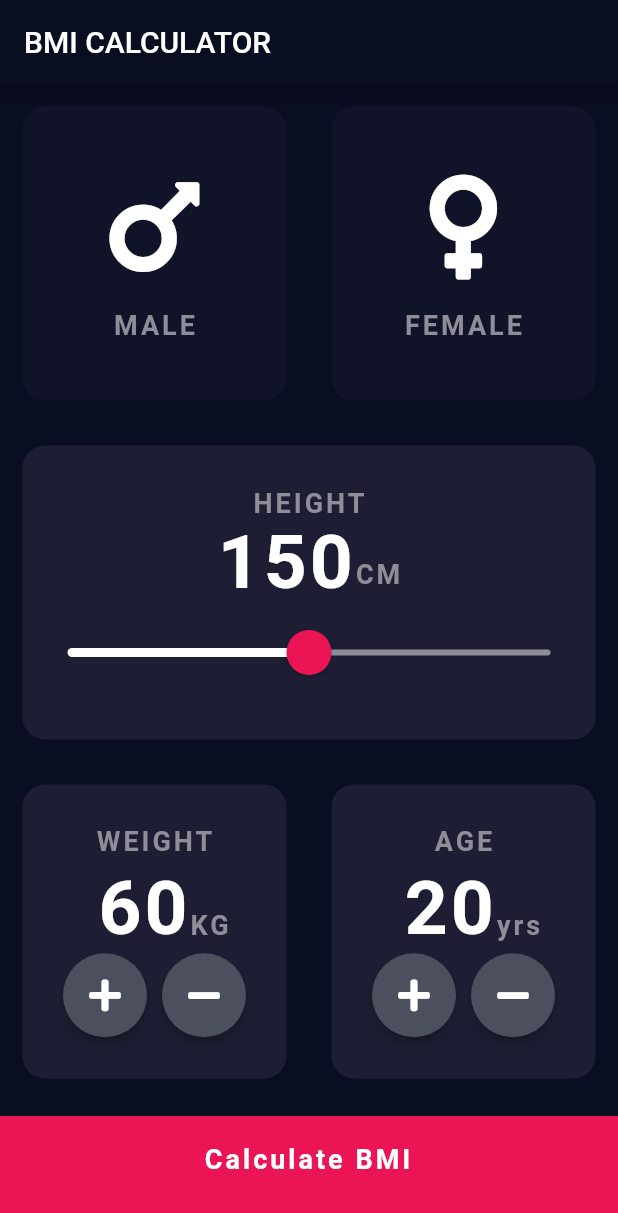
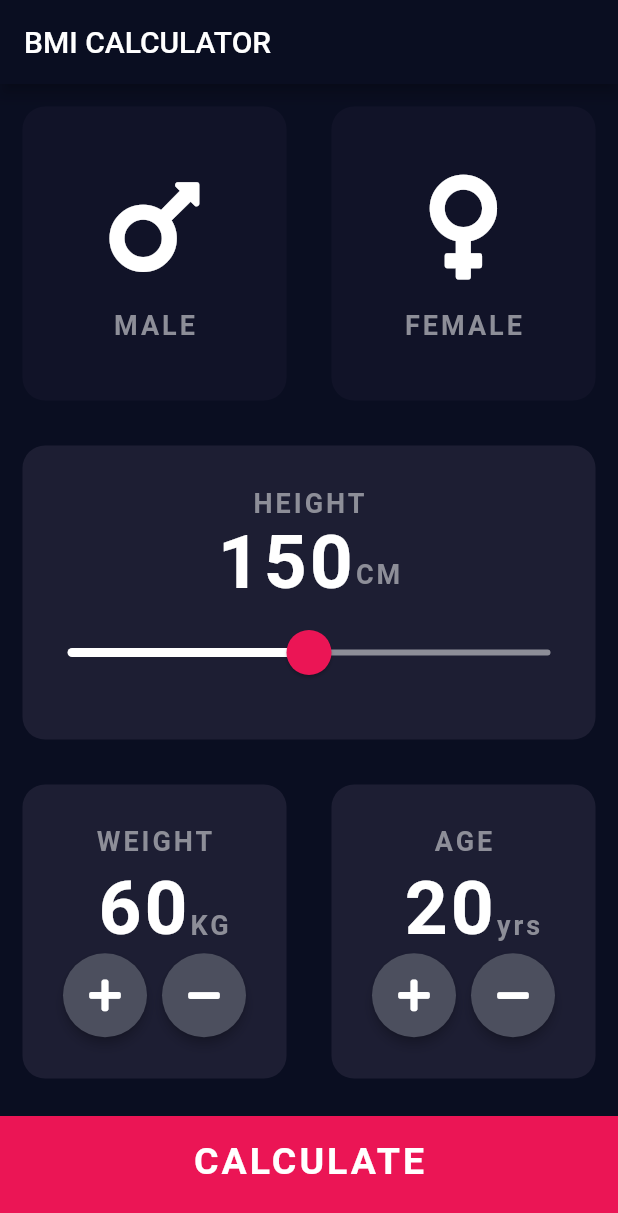
Before and after one commit to nouhben/myBMI, a Flutter app: the screen it shows after launch, on a phone screen of 412 x 824 dp. Shown: the top 1213 px of the screen. Run offline on Flutter 3.47's test engine with Material 2 defaults, Android fonts, the light colour scheme and no system bars; our stand-ins replace font_awesome_flutter.

Commit message:
Designing results page Passing data with routes

```diff
--- /dev/null
+++ b/lib/buttom_button.dart
@@ -0,0 +1,28 @@
+import 'package:flutter/material.dart';
+
+import 'constants.dart';
+
+class BottomButton extends StatelessWidget {
+  final String buttonText;
+  final Function onPressed;
+  BottomButton({@required this.buttonText, this.onPressed});
+  @override
+  Widget build(BuildContext context) {
+    return GestureDetector(
+      onTap: onPressed,
+      child: Container(
+        color: kBottomContainerColor,
+        height: kBottomContainerHeight,
+        width: double.infinity,
+        margin: EdgeInsets.only(top: 10.0),
+        padding: EdgeInsets.only(bottom: 20.0),
+        child: Center(
+          child: Text(
+            buttonText,
+            style: kLargeButtonTextStyle,
+          ),
+        ),
+      ),
+    );
+  }
+}
--- a/lib/input_page.dart
+++ b/lib/input_page.dart
@@ -3,6 +3,7 @@ import 'package:font_awesome_flutter/font_awesome_flutter.dart';
 import 'package:mybmi/reusable_card.dart';
 import 'package:mybmi/round_icon_button.dart';
 
+import 'buttom_button.dart';
 import 'constants.dart';
 import 'icon_content.dart';
 
@@ -252,23 +253,11 @@ class _InputPageState extends State<InputPage> {
               ],
             ),
           ),
-          GestureDetector(
-            onTap: () {
+          BottomButton(
+            buttonText: 'CALCULATE',
+            onPressed: () {
               Navigator.pushNamed(context, '/results');
             },
-            child: Container(
-              width: double.infinity,
-              height: kBottomContainerHeight,
-              margin: EdgeInsets.only(top: 10.0),
-              color: kBottomContainerColor,
-              child: Padding(
-                padding: const EdgeInsets.all(18.0),
-                child: Text(
-                  'Calculate BMI',
-                  textAlign: TextAlign.center,
-                ),
-              ),
-            ),
           ),
         ],
       ),
```
Also changed, not shown: lib/calculator_brain.dart (added, +38 -0 lines), lib/constants.dart (+21 -0 lines), lib/result_screen.dart (+52 -2 lines).
